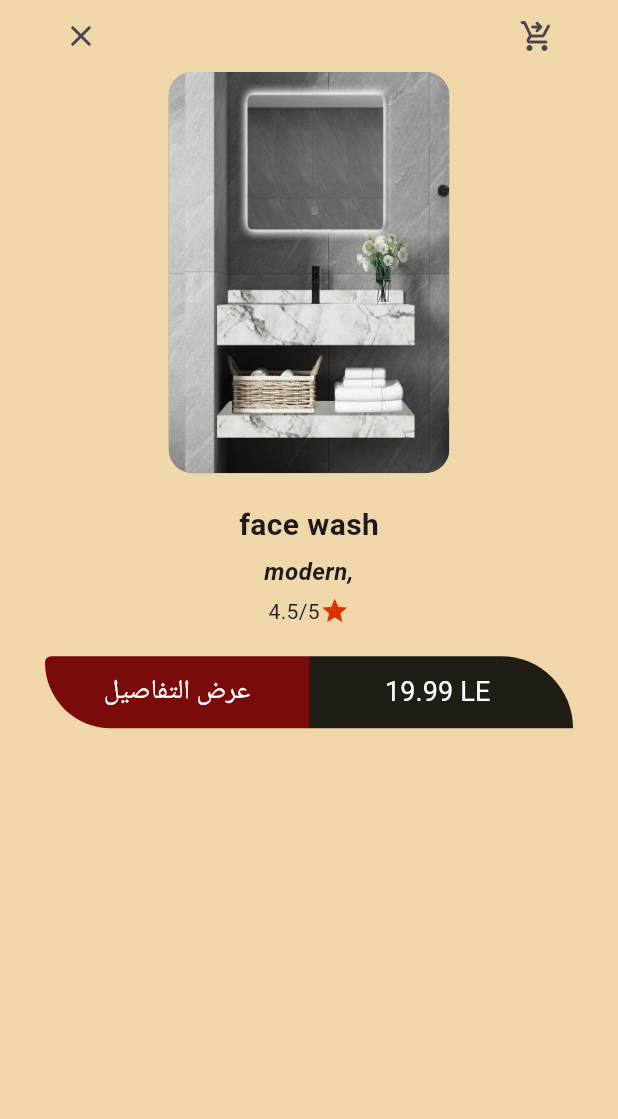
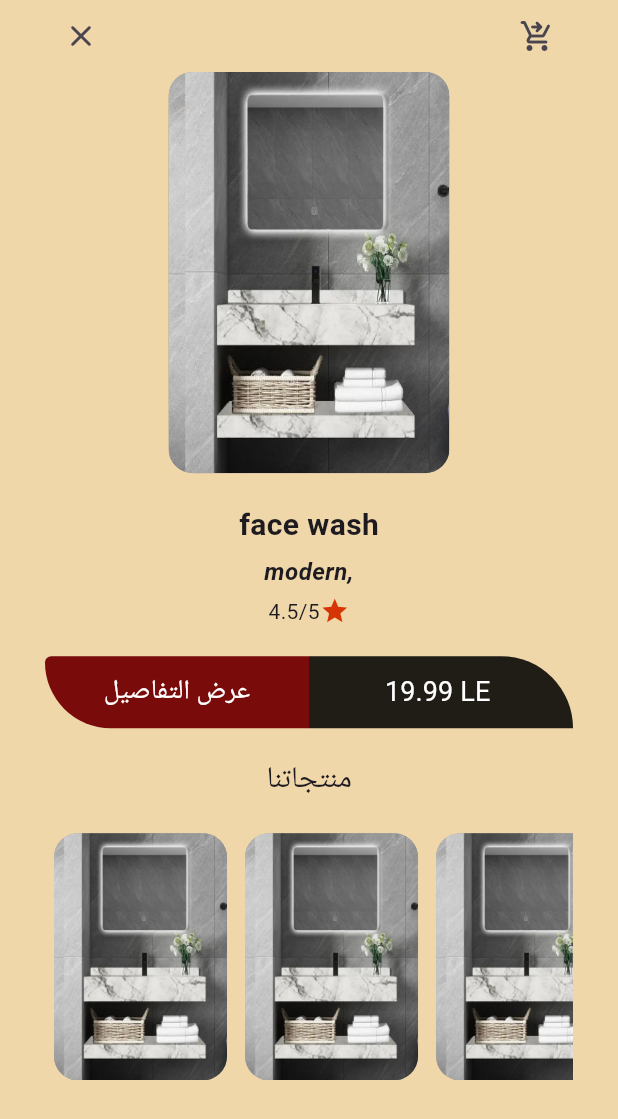
Before and after one commit to saadriia/bookly, a Flutter app: the ItemDetails screen opened by its route, on a phone screen of 412 x 824 dp. Shown: the top 1119 px of the screen. Run offline on Flutter 3.47's test engine with Material 3 defaults, Android fonts, the phone set to English and light mode, and no system bars; our stand-ins replace go_router, google_fonts; Roboto replaces fonts that are missing (Cairo).

Commit message:
similerListView

```diff
--- a/lib/features/home/data/presentation/views/widgets/items_detailsBody.dart
+++ b/lib/features/home/data/presentation/views/widgets/items_detailsBody.dart
@@ -1,3 +1,5 @@
+import 'package:bookly_bloc/core/utils/style.dart';
+import 'package:bookly_bloc/features/home/data/presentation/views/widgets/similerProduct.dart';
 import 'package:flutter/material.dart';
 
 import 'BestSelletListViewItem1.dart';
@@ -41,8 +43,15 @@ class ItemsDetailsbody extends StatelessWidget {
           // ),
           const SizedBox(height: 5),
           const SellerRating(),
-              const SizedBox(height: 20),
-productsAction(),
+          const SizedBox(height: 20),
+          const productsAction(),          const SizedBox(height: 20),
+
+          const Text(
+            ' منتجاتنا ',
+            style: Style.textStyle20  ) ,
+                    const SizedBox(height: 20),
+
+          const SimelarProductListView(),
 
         ],
       ),
--- /dev/null
+++ b/lib/features/home/data/presentation/views/widgets/similerProduct.dart
@@ -0,0 +1,22 @@
+
+import 'package:bookly_bloc/features/home/data/presentation/views/widgets/custom_listView_Products.dart';
+import 'package:flutter/material.dart';
+
+class SimelarProductListView extends StatelessWidget {
+  const SimelarProductListView({super.key});
+
+  @override
+  Widget build(BuildContext context) {
+    return SizedBox(
+      height: MediaQuery.of(context).size.height *.20,
+      child: ListView.builder(
+          scrollDirection: Axis.horizontal,
+          itemBuilder: (context, index) {
+            return const Padding(
+              padding:  EdgeInsets.symmetric(horizontal: 6),
+              child:  CustomListviewProducts(),
+            );
+          }),
+    );
+  }
+}
```
